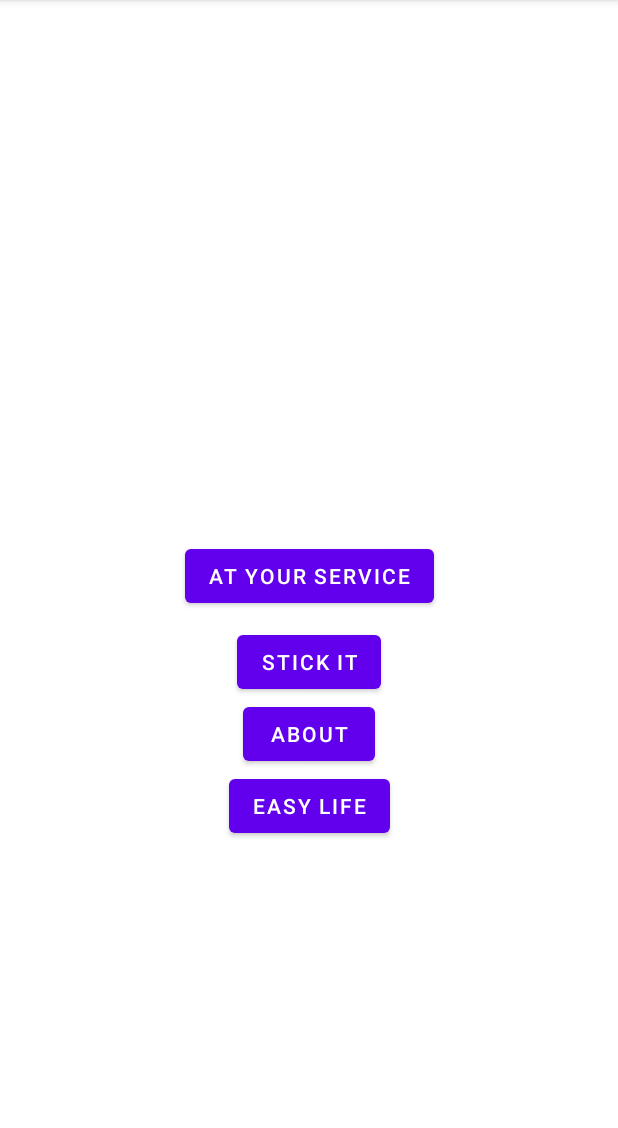
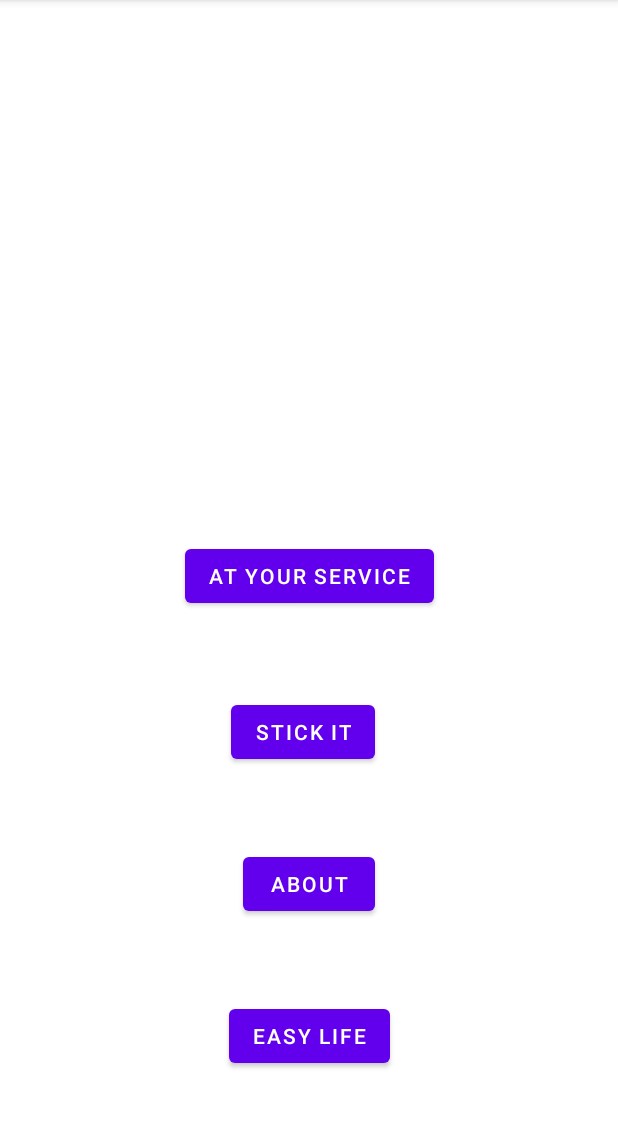
Before and after one commit to Wenqiang-Hu/cs5200fa22GroupProject, an Android app: the screen it shows after launch (MainActivity), on a phone screen of 412 x 824 dp, the part 84-1212 px from its top. Run offline under Robolectric (Android 15) with nearby library versions, the phone set to English and light mode, and no system bars.

Commit message:
adjusted the main activity xml

```diff
--- a/app/src/main/AndroidManifest.xml
+++ b/app/src/main/AndroidManifest.xml
@@ -29,15 +29,9 @@
         <activity
             android:name=".AboutActivity"
             android:exported="false" />
-<!--        <activity-->
-<!--            android:name=".EasyLifeChat"-->
-<!--            android:exported="false" />-->
         <activity
             android:name=".Chat"
             android:exported="false" />
-<!--        <activity-->
-<!--            android:name=".EasyLifeUsers"-->
-<!--            android:exported="false" />-->
         <activity
             android:name=".Users"
             android:exported="false" />
@@ -75,6 +69,7 @@
             android:exported="false" />
         <activity
             android:name=".MainActivity"
+            android:configChanges="orientation|screenSize"
             android:exported="true">
             <intent-filter>
                 <action android:name="android.intent.action.MAIN" />
--- a/app/src/main/res/layout/activity_main.xml
+++ b/app/src/main/res/layout/activity_main.xml
@@ -20,18 +20,20 @@
         android:id="@+id/button_Stick_It"
         android:layout_width="wrap_content"
         android:layout_height="wrap_content"
-        android:layout_marginBottom="293dp"
         android:text="Stick It"
         app:layout_constraintBottom_toBottomOf="parent"
         app:layout_constraintEnd_toEndOf="parent"
+        app:layout_constraintHorizontal_bias="0.487"
         app:layout_constraintStart_toStartOf="parent"
-        app:layout_constraintTop_toBottomOf="@+id/atyourservice" />
+        app:layout_constraintTop_toBottomOf="@+id/atyourservice"
+        app:layout_constraintVertical_bias="0.18" />
 
     <Button
         android:id="@+id/aboutButton"
         android:layout_width="wrap_content"
         android:layout_height="wrap_content"
         android:text="About"
+        app:layout_constraintBottom_toTopOf="@+id/easylife"
         app:layout_constraintEnd_toEndOf="parent"
         app:layout_constraintStart_toStartOf="parent"
         app:layout_constraintTop_toBottomOf="@+id/button_Stick_It" />
@@ -41,6 +43,7 @@
         android:layout_width="wrap_content"
         android:layout_height="wrap_content"
         android:text="Easy Life"
+        app:layout_constraintBottom_toBottomOf="parent"
         app:layout_constraintEnd_toEndOf="parent"
         app:layout_constraintStart_toStartOf="parent"
         app:layout_constraintTop_toBottomOf="@+id/aboutButton" />
```
